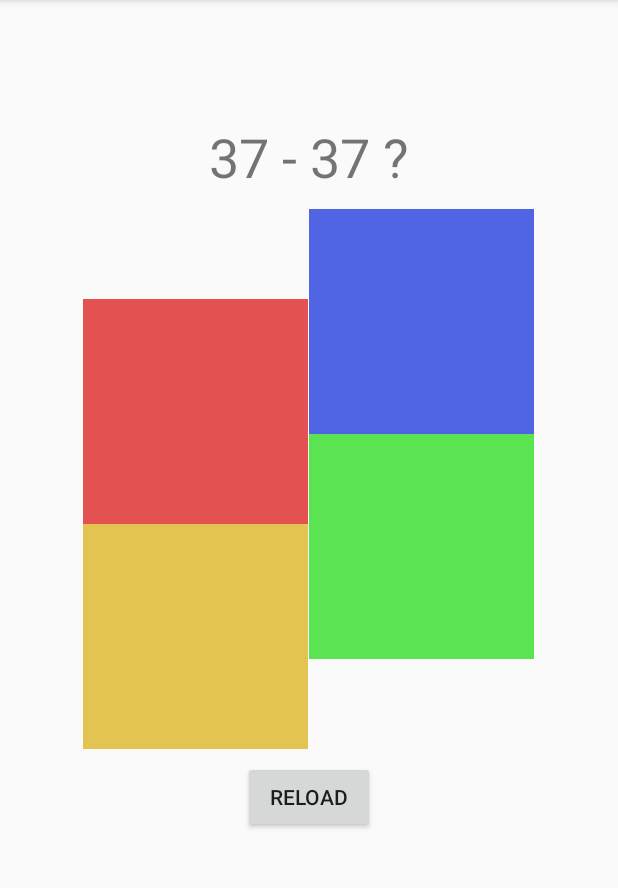
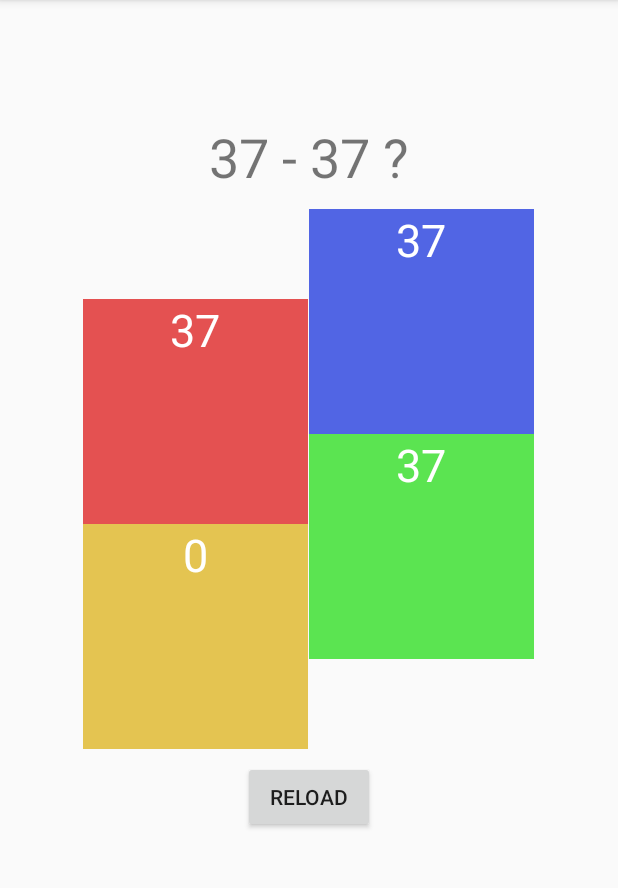
Before and after one commit to robbbowes/BrainTrainerApp, an Android app: the screen it shows after launch (MainActivity), after a tap on "RELOAD", on a phone screen of 412 x 824 dp, the part 84-972 px from its top. Run offline under Robolectric (Android 15) with nearby library versions, the phone set to English and light mode, and no system bars.

Commit message:
Create and display questions, set answer to random TextView

```diff
--- a/app/src/main/java/com/example/braintrainerapp/MainActivity.java
+++ b/app/src/main/java/com/example/braintrainerapp/MainActivity.java
@@ -20,14 +20,15 @@ public class MainActivity extends AppCompatActivity {
         super.onCreate(savedInstanceState);
         setContentView(R.layout.activity_main);
 
-        int number1 = generateRandomNumber(50) + 1;
-        int number2 = generateRandomNumber(50) + 1;
-        int operator = generateRandomNumber(2);
-
-        AnswerObjectClass answerObject = generateRandomAnswer(number1, number2, operator);
-
-        TextView questionTextView = findViewById(R.id.question);
-        questionTextView.setText(answerObject.getAnswerString());
+        createAndDisplayQuestion();
+//        int number1 = generateRandomNumber(50) + 1;
+//        int number2 = generateRandomNumber(50) + 1;
+//        int operator = generateRandomNumber(2);
+//
+//        AnswerObjectClass answerObject = generateRandomAnswer(number1, number2, operator);
+//
+//        TextView questionTextView = findViewById(R.id.question);
+//        questionTextView.setText(answerObject.getAnswerString());
     }
 
     //returns random number from 0 to max
@@ -50,14 +51,7 @@ public class MainActivity extends AppCompatActivity {
     }
 
     public void reload(View view) {
-        int number1 = generateRandomNumber(50) + 1;
-        int number2 = generateRandomNumber(50) + 1;
-        int operator = generateRandomNumber(2);
-
-        AnswerObjectClass answerObject = generateRandomAnswer(number1, number2, operator);
-
-        TextView questionTextView = findViewById(R.id.question);
-        questionTextView.setText(answerObject.getAnswerString());
+        createAndDisplayQuestion();
     }
 
     public void createAndDisplayQuestion() {
@@ -76,6 +70,15 @@ public class MainActivity extends AppCompatActivity {
                 (TextView) findViewById(R.id.answer3),
                 (TextView) findViewById(R.id.answer4)
         ));
+        int randomTextViewInt = generateRandomNumber(4);
+        TextView correctAnswerTextView = answerTextViews.get(randomTextViewInt);
+        answerTextViews.remove(correctAnswerTextView);
+        correctAnswerTextView.setText(String.valueOf(answerObject.getAnswerInt()));
+        for (TextView answerTextView : answerTextViews) {
+            answerTextView.setText(String.valueOf(generateRandomNumber(50) + 1));
+        }
+
+
     }
 
 }
--- a/app/src/main/res/layout/activity_main.xml
+++ b/app/src/main/res/layout/activity_main.xml
@@ -13,6 +13,9 @@
         android:layout_marginStart="55dp"
         android:layout_marginTop="65dp"
         android:background="@color/answer1Colour"
+        android:textAlignment="center"
+        android:textColor="@android:color/white"
+        android:textSize="30sp"
         app:layout_constraintBottom_toTopOf="@+id/answer3"
         app:layout_constraintEnd_toStartOf="@+id/answer2"
         app:layout_constraintStart_toStartOf="parent"
@@ -25,6 +28,9 @@
         android:layout_marginTop="65dp"
         android:layout_marginEnd="56dp"
         android:background="@color/answer2Colour"
+        android:textAlignment="center"
+        android:textColor="@android:color/white"
+        android:textSize="30sp"
         app:layout_constraintBottom_toTopOf="@+id/answer4"
         app:layout_constraintEnd_toEndOf="parent"
         app:layout_constraintStart_toEndOf="@+id/answer1"
@@ -36,6 +42,9 @@
         android:layout_height="150dp"
         android:layout_marginStart="55dp"
         android:background="@color/answer3Colour"
+        android:textAlignment="center"
+        android:textColor="@android:color/white"
+        android:textSize="30sp"
         app:layout_constraintEnd_toStartOf="@+id/answer4"
         app:layout_constraintStart_toStartOf="parent"
         app:layout_constraintTop_toBottomOf="@+id/answer1" />
@@ -46,6 +55,9 @@
         android:layout_height="150dp"
         android:layout_marginEnd="56dp"
         android:background="@color/answer4Colour"
+        android:textAlignment="center"
+        android:textColor="@android:color/white"
+        android:textSize="30sp"
         app:layout_constraintEnd_toEndOf="parent"
         app:layout_constraintStart_toEndOf="@+id/answer3"
         app:layout_constraintTop_toBottomOf="@+id/answer2" />
```
